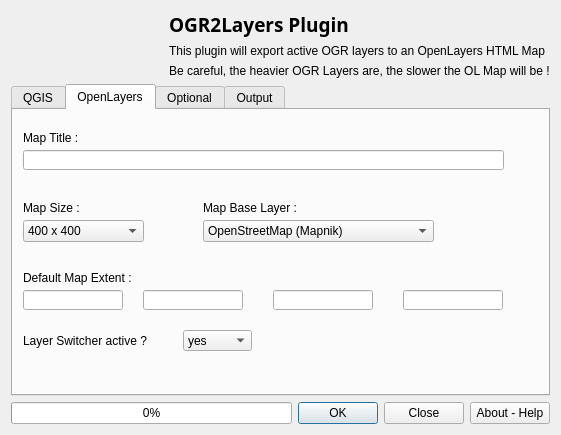
Old version of the form ui_OGR2Layers.ui in the repository lucadelu/OGR2Layers.
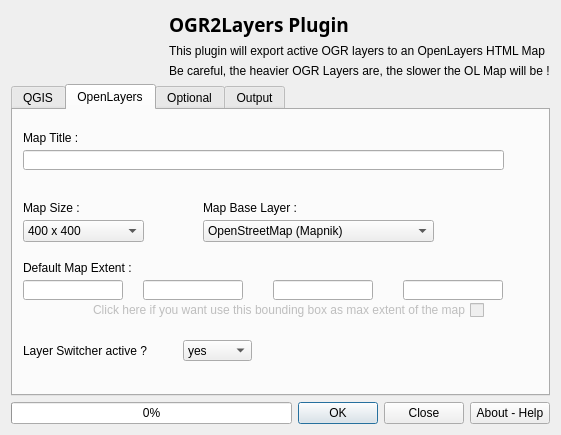
New version of the form. The open tabs and pages were chosen to show the change. Icons and pictures are not drawn.

Commit message: add button to set the bounding box like max extent

Patch:
```diff
--- a/ui_OGR2Layers.ui
+++ b/ui_OGR2Layers.ui
@@ -258,7 +258,7 @@
        <property name="geometry">
         <rect>
          <x>10</x>
-         <y>180</y>
+         <y>170</y>
          <width>100</width>
          <height>20</height>
         </rect>
@@ -268,7 +268,7 @@
        <property name="geometry">
         <rect>
          <x>130</x>
-         <y>180</y>
+         <y>170</y>
          <width>100</width>
          <height>20</height>
         </rect>
@@ -278,7 +278,7 @@
        <property name="geometry">
         <rect>
          <x>260</x>
-         <y>180</y>
+         <y>170</y>
          <width>100</width>
          <height>20</height>
         </rect>
@@ -288,7 +288,7 @@
        <property name="geometry">
         <rect>
          <x>390</x>
-         <y>180</y>
+         <y>170</y>
          <width>100</width>
          <height>20</height>
         </rect>
@@ -298,7 +298,7 @@
        <property name="geometry">
         <rect>
          <x>10</x>
-         <y>160</y>
+         <y>150</y>
          <width>121</width>
          <height>16</height>
         </rect>
@@ -311,7 +311,7 @@
        <property name="geometry">
         <rect>
          <x>10</x>
-         <y>220</y>
+         <y>230</y>
          <width>151</width>
          <height>21</height>
         </rect>
@@ -324,7 +324,7 @@
        <property name="geometry">
         <rect>
          <x>170</x>
-         <y>220</y>
+         <y>230</y>
          <width>69</width>
          <height>21</height>
         </rect>
@@ -350,6 +350,25 @@
         </rect>
        </property>
       </widget>
+      <widget class="QCheckBox" name="maxExtent">
+       <property name="enabled">
+        <bool>false</bool>
+       </property>
+       <property name="geometry">
+        <rect>
+         <x>10</x>
+         <y>190</y>
+         <width>461</width>
+         <height>20</height>
+        </rect>
+       </property>
+       <property name="layoutDirection">
+        <enum>Qt::RightToLeft</enum>
+       </property>
+       <property name="text">
+        <string>Click here if you want use this bounding box as max extent of the map</string>
+       </property>
+      </widget>
      </widget>
      <widget class="QWidget" name="tab_3">
       <attribute name="title">
```
Left out of the diff: 2 changed lines with no effect on the pictures. The commit also changes 1 other file.
